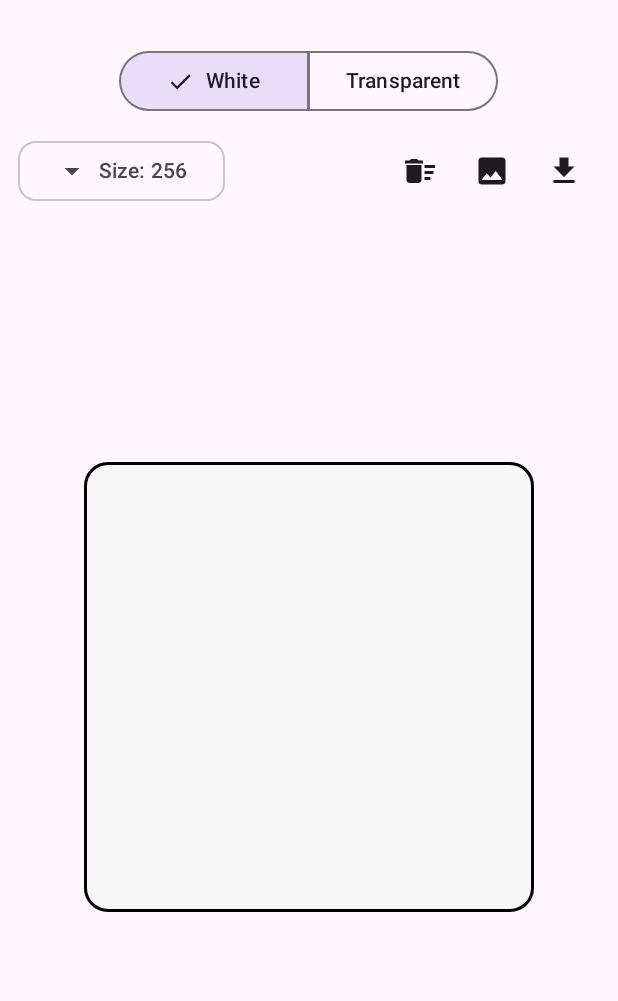
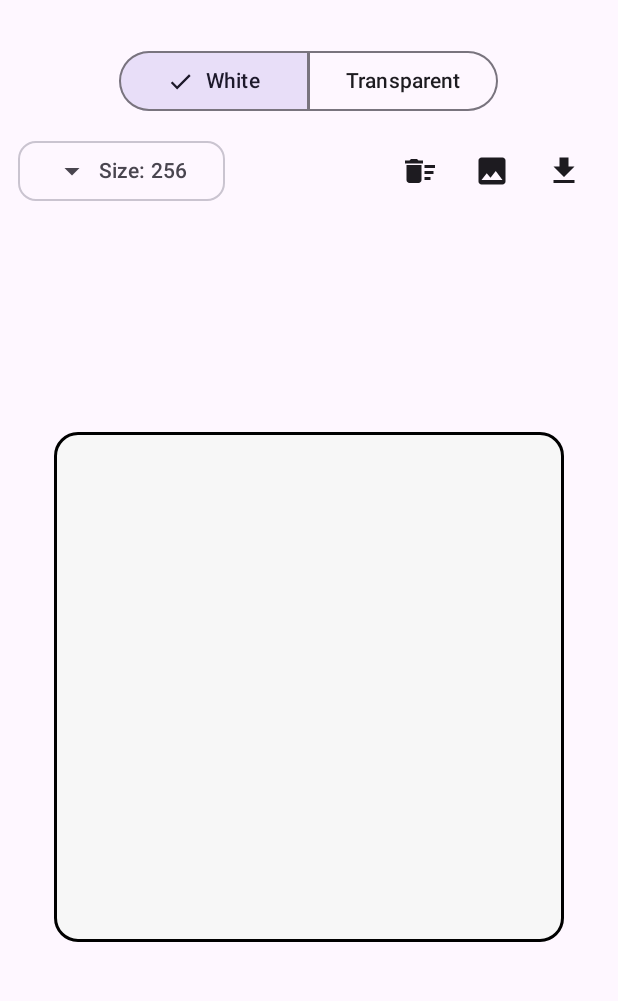
Before and after one commit to Imran4424/Android-ExportAsset, an Android app built with Jetpack Compose: the screen it shows after launch (MainActivity), on a phone screen of 412 x 824 dp, the part 69-1070 px from its top. Run offline under Robolectric (Android 15) with nearby library versions, the phone set to English and light mode, and no system bars.

Commit message:
change the dp sizes

```diff
--- a/app/src/main/java/com/luminous/exportasset/MainActivity.kt
+++ b/app/src/main/java/com/luminous/exportasset/MainActivity.kt
@@ -65,8 +65,8 @@ fun DrawingApp() {
         // --- simple preview size map so the on-screen canvas changes with dropdown ---
         val previewSizeDp = remember(exportSize) {
                 when (exportSize) {
-                        128 -> 220.dp
-                        256 -> 300.dp
+                        128 -> 250.dp
+                        256 -> 340.dp
                         512 -> 360.dp
                         else -> 400.dp        // 1024
                 }
```
